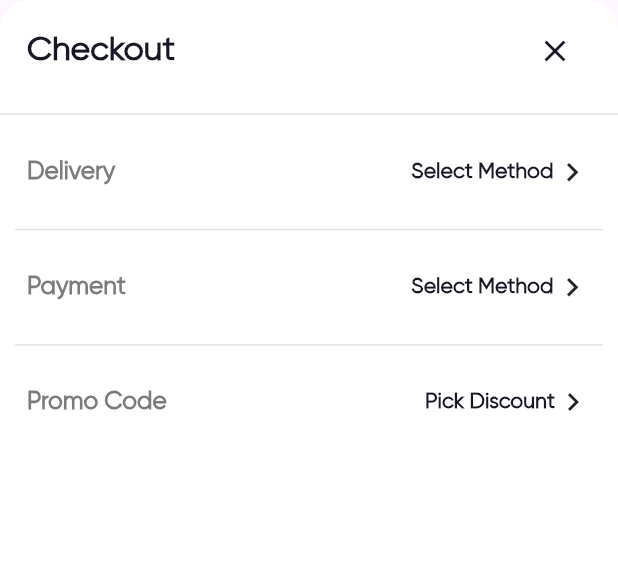
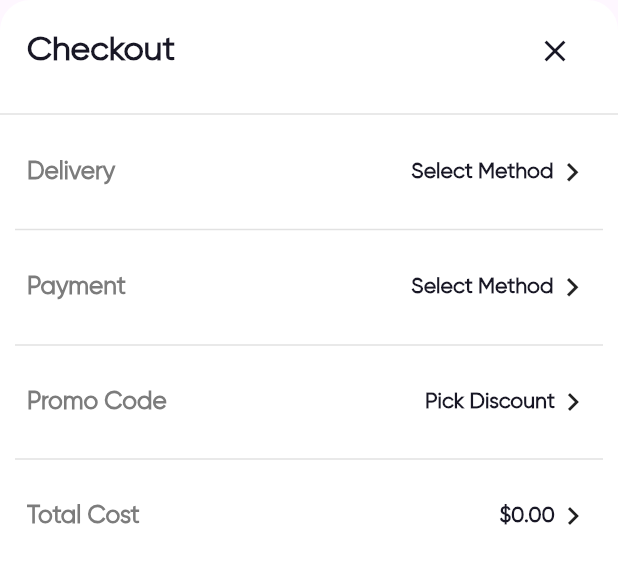
Before and after one commit to flutterBasit/Daily-Price-List, a Flutter app: the Checkoutbottomsheet widget shown alone on an empty page, opened directly, on a phone screen of 412 x 824 dp. Shown: the top 564 px of the screen. Run offline on Flutter 3.47's test engine with Material 3 defaults, Android fonts, the light colour scheme and no system bars; our stand-ins replace carousel_slider, dio, email_validator, firebase_auth, firebase_core, flutter_screenutil and 7 more; missing offline and left inert: country_pickers, flutter_facebook_auth; accounts and stored records are empty; network calls fail.

Commit message:
Added the logo and in checkout added the total price

```diff
--- a/lib/Resources/Components/CheckOutBottomSheet.dart
+++ b/lib/Resources/Components/CheckOutBottomSheet.dart
@@ -32,6 +32,7 @@ class Checkoutbottomsheet extends StatelessWidget {
                   ),
                   IconButton(
                       onPressed: () {
+                        controller.Reset_CheckOut();
                         Get.back();
                       },
                       icon: Icon(
@@ -192,6 +193,7 @@ class Checkoutbottomsheet extends StatelessWidget {
               return Padding(
                 padding: EdgeInsets.all(18),
                 child: Column(
+                  crossAxisAlignment: CrossAxisAlignment.start,
                   children: [
                     InkWell(
                       onTap: () {
@@ -252,6 +254,15 @@ class Checkoutbottomsheet extends StatelessWidget {
                           )
                         ],
                       ),
+                      SizedBox(
+                        height: 10,
+                      ),
+                      Row(
+                        //   mainAxisAlignment: MainAxisAlignment.spaceAround,
+                        children: [
+                          SizedBox(
+                            width: 80,
+                          ),
                           Text(
                             controller.promoMessage.value,
                             style: TextStyle(
@@ -259,6 +270,73 @@ class Checkoutbottomsheet extends StatelessWidget {
                                     ? ColorsConstants.greenColor
                                     : Colors.red),
                           )
+                        ],
+                      )
+                    ]
+                  ],
+                ),
+              );
+            }),
+            Divider(
+              color: ColorsConstants.whiteColor4,
+              indent: 10,
+              endIndent: 10,
+            ),
+            //----------------------------------SHOWING THE GRAND TOTAL with details---------------------
+            Obx(() {
+              return Padding(
+                padding: EdgeInsets.all(18),
+                child: Column(
+                  crossAxisAlignment: CrossAxisAlignment.start,
+                  children: [
+                    InkWell(
+                      onTap: () {
+                        controller.showTotalPriceDetails.toggle();
+                      },
+                      child: Row(
+                        mainAxisAlignment: MainAxisAlignment.spaceBetween,
+                        children: [
+                          Text(
+                            "Total Cost",
+                            style: StringsConstants.CheckoutScreenDetailsTitle,
+                          ),
+                          Row(
+                            children: [
+                              Text(
+                                "\$${controller.totalWithDelivery.toStringAsFixed(2)}",
+                                style: StringsConstants
+                                    .CheckoutScreenDetailsSubtitle,
+                              ),
+                              Icon(controller.showTotalPriceDetails.value
+                                  ? Icons.keyboard_arrow_down
+                                  : Icons.keyboard_arrow_right)
+                            ],
+                          )
+                        ],
+                      ),
+                    ),
+                    if (controller.showTotalPriceDetails.value) ...[
+                      ListView.builder(
+                          shrinkWrap: true,
+                          physics: NeverScrollableScrollPhysics(),
+                          itemCount: controller.cartProductDetails.length,
+                          itemBuilder: (context, index) {
+                            final item = controller.cartProductDetails[index];
+                            return Padding(
+                              padding: EdgeInsets.all(8.0),
+                              child: Row(
+                                mainAxisAlignment:
+                                    MainAxisAlignment.spaceBetween,
+                                children: [
+                                  Text(
+                                      "${item['title']} x ${item['quantity']}"),
+                                  Text(
+                                    "\$${item['totalprice'].toStringAsFixed(2)}",
+                                  )
+                                ],
+                              ),
+                            );
+                          })
                     ]
                   ],
                 ),
--- a/lib/View/Home_Screens/CartScreen.dart
+++ b/lib/View/Home_Screens/CartScreen.dart
@@ -222,7 +222,8 @@ class Cartscreen extends StatelessWidget {
                         "\$${controller.totalCartPrice.toStringAsFixed(2)}",
                     onTap: () {
                       //Bottom sheet
-                      Get.bottomSheet(Checkoutbottomsheet());
+                      Get.bottomSheet(Checkoutbottomsheet())
+                          .whenComplete(() => controller.Reset_CheckOut());
                     },
                   )
           ],
```
Also changed, not shown: lib/ViewModel/HomeScreen_ViewModel.dart (+21 -0 lines). Lines whose indentation alone changed are shown as unchanged.
